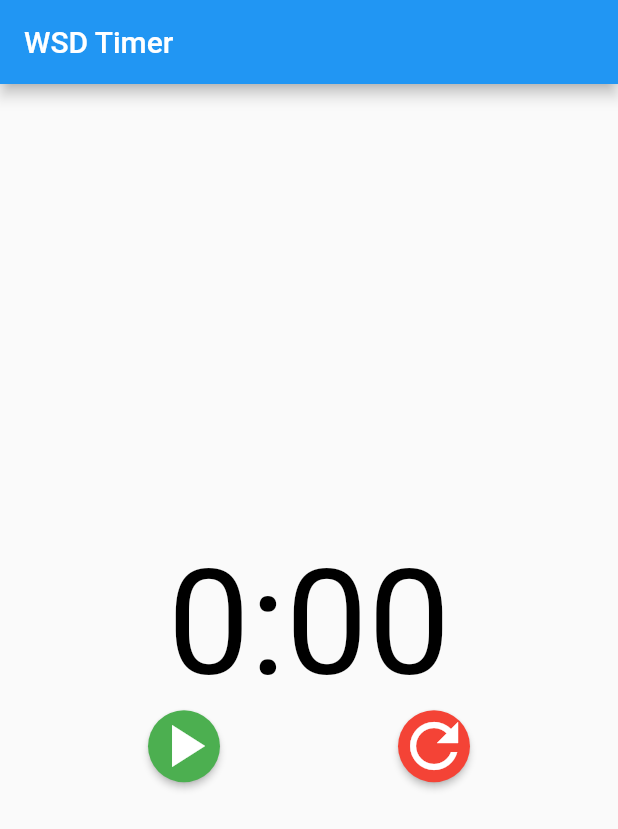
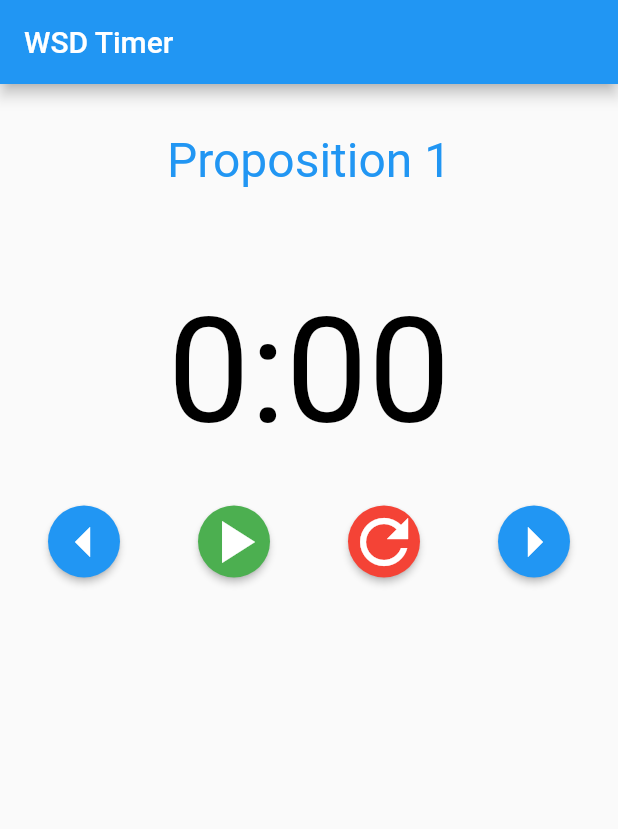
Before and after one commit to nalderto/wsd_timer, a Flutter app: the screen it shows after launch, after a tap on the "refresh" icon, on a phone screen of 412 x 824 dp. Shown: the top 829 px of the screen. Run offline on Flutter 3.47's test engine with Material 2 defaults, Android fonts, the phone set to English and light mode, and no system bars.

Commit message:
Adds rounds and protected time

```diff
--- a/lib/main.dart
+++ b/lib/main.dart
@@ -37,53 +37,123 @@ class MyHomePage extends StatefulWidget {
 }
 
 class _MyHomePageState extends State<MyHomePage> {
-
   static String startButtonText = "Start";
   static IconData startButtonIcon = Icons.play_arrow;
 
+  bool isSnackBar = false;
+
   static Stopwatch stopwatch = new Stopwatch();
   String time = "0:00";
-  static const second = const Duration(seconds:1);
-  void updateClock(){
+  static const second = const Duration(seconds: 1);
+  void updateClock() {
+        if (((stopwatch.elapsed.inSeconds == 1) || (stopwatch.elapsed.inSeconds == 420)) && !isSnackBar){
+                  _scaffoldkey.currentState.showSnackBar(protectedTime);
+                  isSnackBar = true;
+                  print(49);
+        }
+        if (((stopwatch.elapsed.inSeconds == 60) || (stopwatch.elapsed.inSeconds == 480)) && isSnackBar){
+                  _scaffoldkey.currentState.hideCurrentSnackBar();
+                  print(53);
+                  isSnackBar = false;
+      }
     setState(() {
-      time = "${stopwatch.elapsed.inMinutes.toString()}:${((stopwatch.elapsed.inSeconds)%60).toString().padLeft(2, "0")}";
+      time =
+          "${stopwatch.elapsed.inMinutes.toString()}:${((stopwatch.elapsed.inSeconds)%60).toString().padLeft(2, "0")}";
     });
   }
+
+  SnackBar protectedTime = new SnackBar(
+    content: Text("Protected Time"),
+    backgroundColor: Colors.red,
+    duration: Duration(seconds: 60),
+  );
+
+  static const _roundNames = <String>[
+    'Proposition 1',
+    'Opposition 1',
+    'Proposition 2',
+    'Opposition 2',
+    'Proposition 3',
+    'Opposition 3',
+    'Proposition Reply',
+    'Opposition Reply',
+  ];
+
+  int currentRound = 0;
+
+  final GlobalKey<ScaffoldState> _scaffoldkey = new GlobalKey<ScaffoldState>();
 
   @override
   Widget build(BuildContext context) {
     // This method is rerun every time setState is called, for instance as done
     // by the _incrementCounter method above.
     new Timer.periodic(second, (Timer T) => updateClock());
+
     return new Scaffold(
       appBar: new AppBar(
         // Here we take the value from the MyHomePage object that was created by
         // the App.build method, and use it to set our appbar title.
         title: new Text(widget.title),
       ),
-
+      key: _scaffoldkey,
       body: new Column(
-        mainAxisAlignment: MainAxisAlignment.center,
+        //mainAxisAlignment: MainAxisAlignment.center,
         children: <Widget>[
-          new Text(
-            "$time",
-            textAlign: TextAlign.center,
-            style: const TextStyle(
-              color: Colors.black,
-              fontSize: 98.0,
+          //Round Text
+          new Container(
+            padding: const EdgeInsets.all(32.0),
+            child: new Text("${_roundNames[currentRound]}",
+                style: TextStyle(color: Colors.blue, fontSize: 32.0)),
+          ),
+          //Timer Text
+          new Container(
+            padding: new EdgeInsets.all(32.0),
+            child: new Text(
+              "$time",
+              textAlign: TextAlign.center,
+              style: const TextStyle(
+                color: Colors.black,
+                fontSize: 98.0,
+              ),
             ),
           ),
           new Row(
             mainAxisAlignment: MainAxisAlignment.spaceEvenly,
             children: <Widget>[
+              //Previous Button
+              new RaisedButton(
+                color: Colors.blue,
+                textColor: Colors.white,
+                shape: CircleBorder(),
+                child: Icon(
+                  Icons.arrow_left,
+                  size: 48.0,
+                ),
+                onPressed: () {
+                  print("Previous Button Pressed");
+                  setState(() {
+                    startButtonIcon = Icons.play_arrow;
+                  });
+                  stopwatch.reset();
+                  stopwatch.stop();
+                  updateClock();
+                  _scaffoldkey.currentState.hideCurrentSnackBar();
+                  setState(() {
+                    if (currentRound > 0) {
+                      currentRound--;
+                    }
+                  });
+                },
+              ),
+
+              //Start/Pause Button
               new RaisedButton(
                 onPressed: () {
                   print("Start Button Pressed");
-                  if(!stopwatch.isRunning){
+                  if (!stopwatch.isRunning) {
                     startButtonIcon = Icons.pause;
                     stopwatch.start();
-                  }
-                  else if(stopwatch.isRunning){
+                  } else if (stopwatch.isRunning) {
                     startButtonIcon = Icons.play_arrow;
                     stopwatch.stop();
                   }
@@ -93,10 +163,18 @@ class _MyHomePageState extends State<MyHomePage> {
                 shape: CircleBorder(),
                 child: Icon(startButtonIcon, size: 48.0),
               ),
+
+              //Restart Button
               new RaisedButton(
                 onPressed: () {
                   print("Restart Button Pressed");
                   stopwatch.reset();
+                  stopwatch.stop();
+                  updateClock();
+                  _scaffoldkey.currentState.hideCurrentSnackBar();
+                  setState(() {
+                    currentRound = 0;
+                  });
                 },
                 color: Colors.red,
                 textColor: Colors.white,
@@ -106,6 +184,32 @@ class _MyHomePageState extends State<MyHomePage> {
                   size: 48.0,
                 ),
               ),
+
+              //Next Button
+              new RaisedButton(
+                color: Colors.blue,
+                textColor: Colors.white,
+                shape: CircleBorder(),
+                child: Icon(
+                  Icons.arrow_right,
+                  size: 48.0,
+                ),
+                onPressed: () {
+                  print("Next Button Pressed");
+                  setState(() {
+                    startButtonIcon = Icons.play_arrow;
+                  });
+                  stopwatch.reset();
+                  stopwatch.stop();
+                  updateClock();
+                  _scaffoldkey.currentState.hideCurrentSnackBar();
+                  setState(() {
+                    if (currentRound < 7) {
+                      currentRound++;
+                    }
+                  });
+                },
+              ),
             ],
           ),
         ],
```
